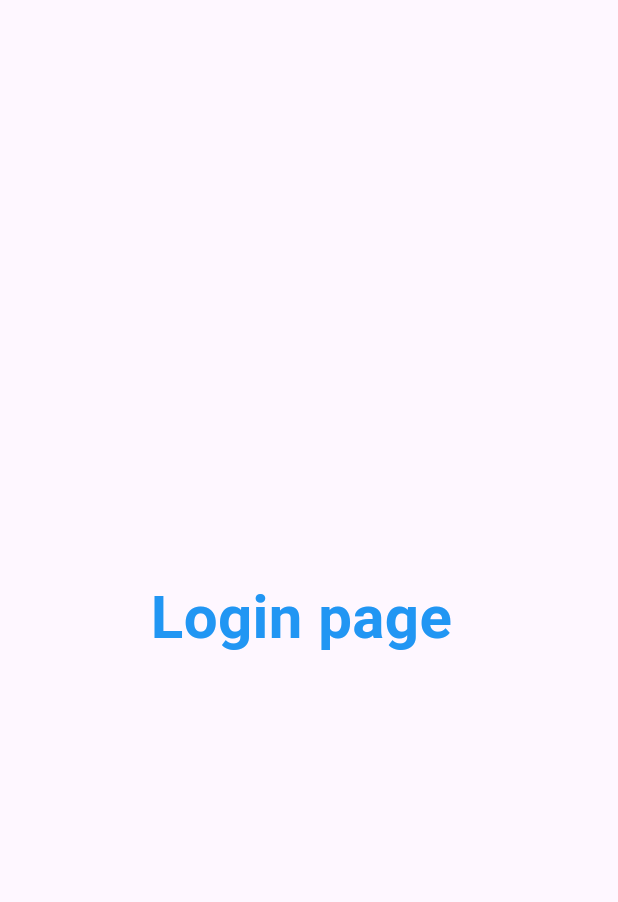
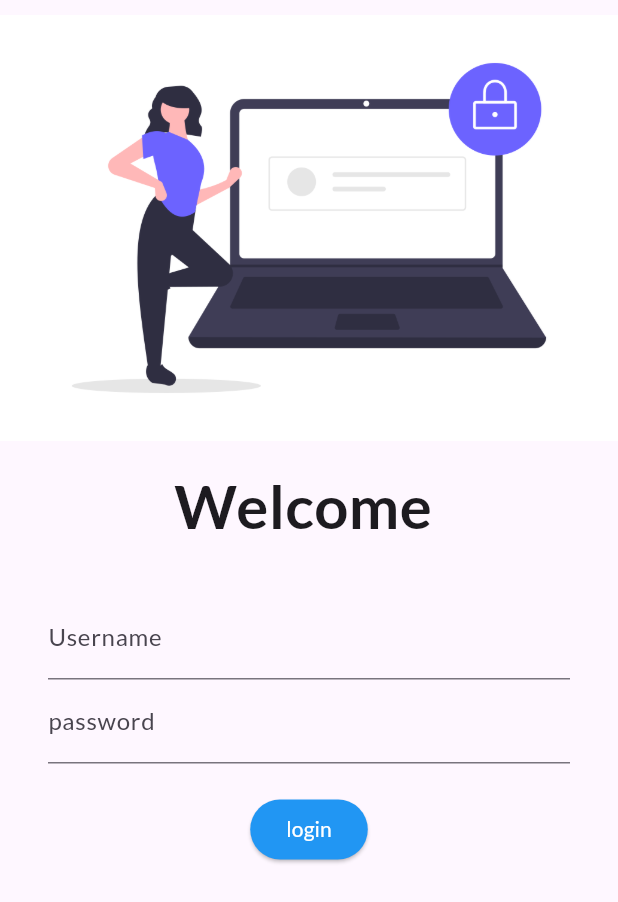
Before and after one commit to MujahidSadiq/flutter_learning_codepur, a Flutter app: the screen it shows after launch, on a phone screen of 412 x 824 dp. Shown: the top 902 px of the screen. Run offline on Flutter 3.47's test engine with Material 3 defaults, Android fonts, the phone set to English and light mode, and no system bars; our stand-ins replace google_fonts.

Commit message:
day3 is in pending

```diff
--- a/lib/main.dart
+++ b/lib/main.dart
@@ -1,6 +1,7 @@
 import 'package:flutter_learning_codepur/pages/login_pages.dart';
 import 'package:flutter_learning_codepur/pages/home_page.dart';
 import 'package:flutter/material.dart';
+import 'package:google_fonts/google_fonts.dart';
 
 void main() {
   runApp(const MyApp());
@@ -15,6 +16,8 @@ class MyApp extends StatelessWidget {
         debugShowCheckedModeBanner: false,
         theme: ThemeData(
           primarySwatch: Colors.deepPurple,
+          fontFamily: GoogleFonts.lato().fontFamily,
+          primaryTextTheme: GoogleFonts.latoTextTheme(),
         ),
         routes: {
           // routing
--- a/lib/pages/login_pages.dart
+++ b/lib/pages/login_pages.dart
@@ -5,24 +5,79 @@ class LoginPage extends StatelessWidget {
 
   @override
   Widget build(BuildContext context) {
-    return const Material(
-      child: Center(
-        child: Text(
-          'Login page ',
-          style: TextStyle(
-            fontSize: 40,
-            fontWeight: FontWeight.bold,
-            color: Colors.blue,
+    return SafeArea(
+      child: Material(
+          child: Column(
+        children: [
+          const SizedBox(
+            height: 10,
           ),
+          Image.asset(
+            'assets/images/undraw_secure_login_pdn4.png',
+          ),
+          const SizedBox(
+            height: 15,
+          ),
+          const Text(
+            'Welcome ',
+            style: TextStyle(
+              fontSize: 40,
+              fontWeight: FontWeight.bold,
+            ),
+          ),
+          const SizedBox(
+            height: 15,
+          ),
+          Padding(
+            padding: const EdgeInsets.symmetric(
+              vertical: 16.0,
+              horizontal: 32.0,
+            ),
+            child: Column(
+              children: [
+                TextFormField(
+                  decoration: const InputDecoration(
+                      hintText: 'Enter username', labelText: 'Username'),
+                ),
+                TextFormField(
+                  obscureText: true,
+                  decoration: const InputDecoration(
+                      hintText: 'Enter password', labelText: 'password'),
+                ),
+                const SizedBox(
+                  height: 20,
+                ),
 
-          // textScaler: TextScaler.linear(), // Adjust the scale factor as needed
-        ),
-      ),
+                // elevated button
+
+                ElevatedButton(
+                  onPressed: () {},
+                  style: ButtonStyle(
+                    backgroundColor: MaterialStateProperty.resolveWith<Color>(
+                      (Set<MaterialState> states) {
+                        if (states.contains(MaterialState.pressed)) {
+                          return Colors.blue.shade200; // Color when pressed
+                        }
+                        return Colors.blue; // Default color
+                      },
+                    ),
+                    // Other properties can be set here
+                  ),
+                  child: const Text(
+                    'login',
+                    style: TextStyle(
+                      color: Colors.white,
+                    ),
+                  ),
+                ),
+              ],
+            ),
+          )
+        ],
+      )),
     );
   }
 }
-
-
 
 /*
 import 'package:flutter/material.dart';
--- a/pubspec.yaml
+++ b/pubspec.yaml
@@ -35,6 +35,7 @@ dependencies:
   # The following adds the Cupertino Icons font to your application.
   # Use with the CupertinoIcons class for iOS style icons.
   cupertino_icons: ^1.0.2
+  google_fonts: ^6.1.0
 
 dev_dependencies:
   flutter_test:
@@ -59,8 +60,8 @@ flutter:
   uses-material-design: true
 
   # To add assets to your application, add an assets section, like this:
-  # assets:
-  #   - images/a_dot_burr.jpeg
+  assets:
+    - assets/images/
   #   - images/a_dot_ham.jpeg
 
   # An image asset can refer to one or more resolution-specific "variants", see
```
Also changed, not shown: assets/images/undraw_secure_login_pdn4.png (added), pubspec.lock, 1 other file.
